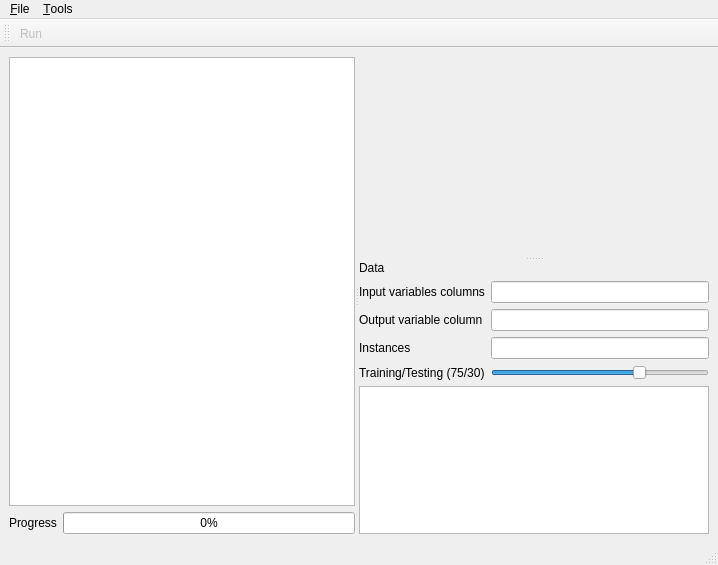
emigdioz/TreeGP, file mainwindow.ui: the form before one commit.
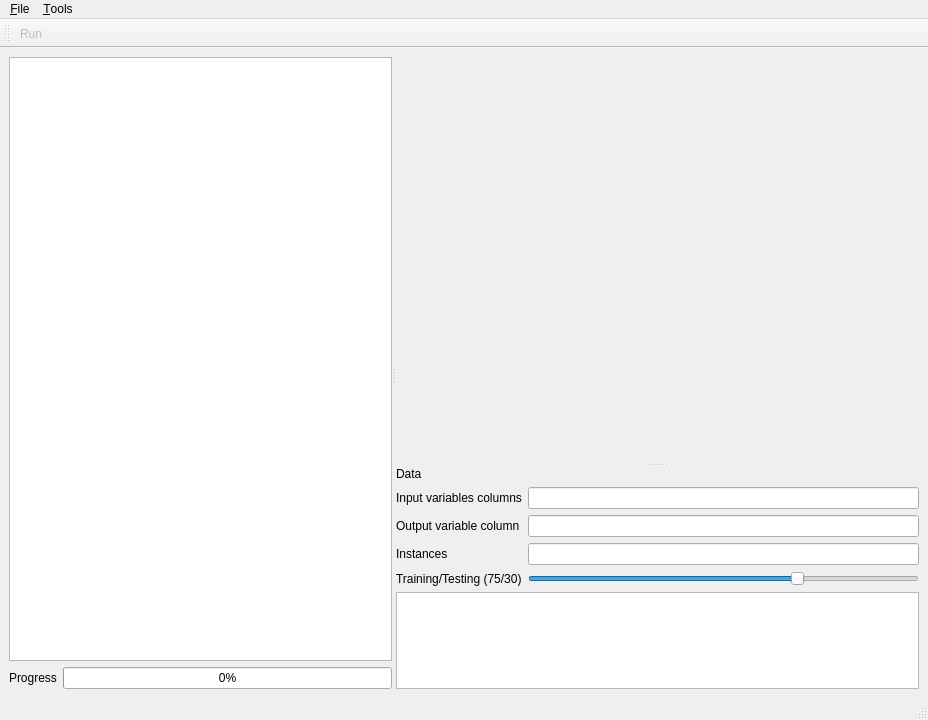
The form after the commit. Custom widgets are drawn as their Qt base class.

What changed in the file:
```diff
--- a/mainwindow.ui
+++ b/mainwindow.ui
@@ -6,8 +6,8 @@
    <rect>
     <x>0</x>
     <y>0</y>
-    <width>718</width>
-    <height>565</height>
+    <width>928</width>
+    <height>720</height>
    </rect>
   </property>
   <property name="windowTitle">
@@ -49,6 +49,9 @@
        <property name="orientation">
         <enum>Qt::Vertical</enum>
        </property>
+       <widget class="QWidget" name="verticalLayoutWidget_3">
+        <layout class="QVBoxLayout" name="verticalLayout_3">
+         <item>
        <widget class="QCustomPlot" name="outputPlot" native="true">
         <property name="minimumSize">
          <size>
@@ -57,6 +60,19 @@
          </size>
         </property>
        </widget>
+         </item>
+         <item>
+          <widget class="QCustomPlot" name="sizePlot" native="true">
+           <property name="minimumSize">
+            <size>
+             <width>350</width>
+             <height>200</height>
+            </size>
+           </property>
+          </widget>
+         </item>
+        </layout>
+       </widget>
        <widget class="QWidget" name="verticalLayoutWidget">
         <layout class="QVBoxLayout" name="verticalLayout">
          <item>
@@ -138,7 +154,7 @@
     <rect>
      <x>0</x>
      <y>0</y>
-     <width>718</width>
+     <width>928</width>
      <height>22</height>
     </rect>
    </property>
```
Lines whose indentation alone changed are shown as unchanged.
